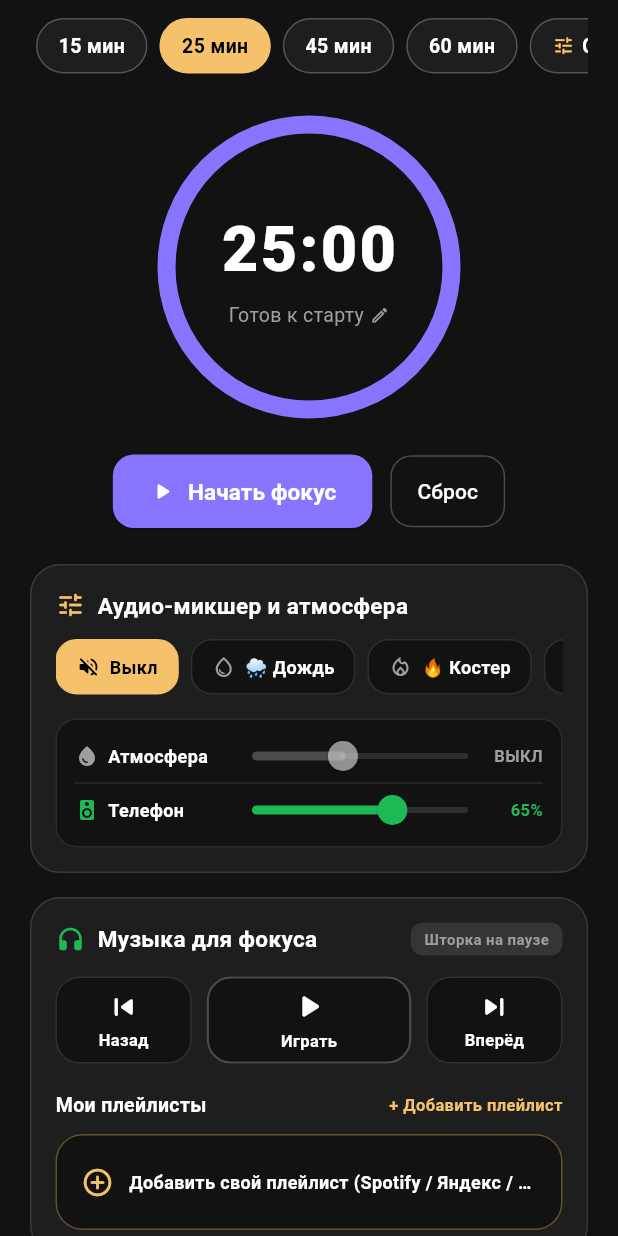
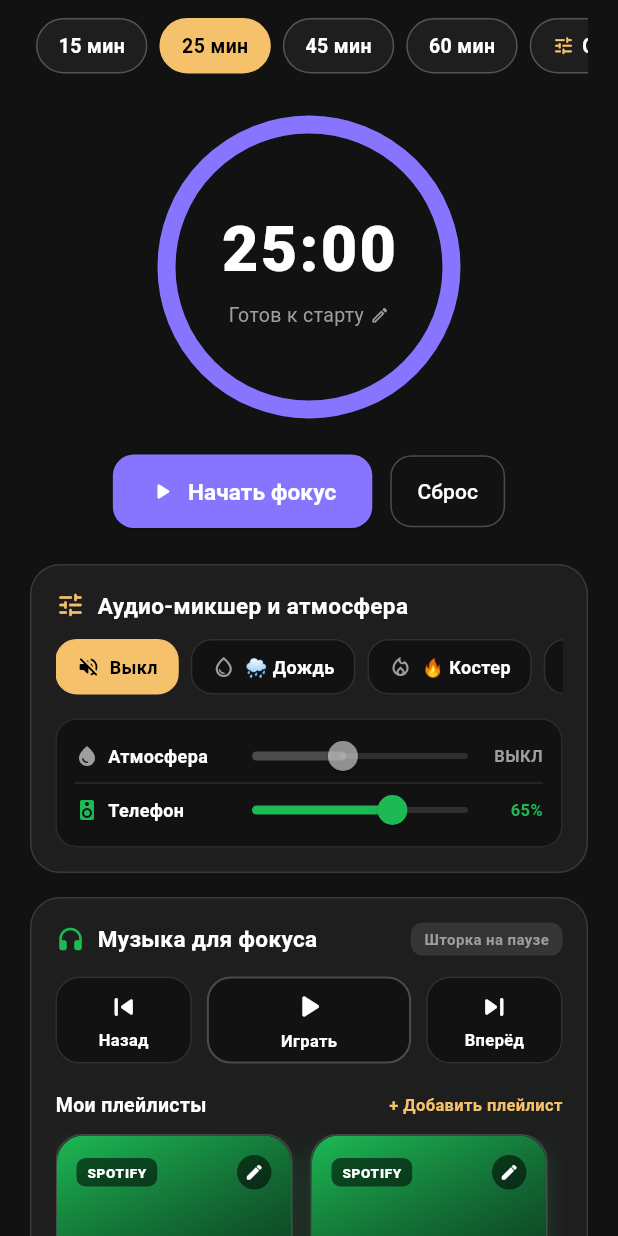
Before and after one commit to helltrilla/todo, a Flutter app: the FocusTabView widget shown alone on an empty page, opened directly, on a phone screen of 412 x 824 dp. Run offline on Flutter 3.47's test engine with Material 3 defaults, Android fonts, the phone set to English and light mode, and no system bars; our stand-ins replace go_router, google_fonts, shared_preferences, speech_to_text; accounts and stored records are empty; network calls fail.

```diff
--- a/lib/features/tasks/presentation/screens/home_screen.dart
+++ b/lib/features/tasks/presentation/screens/home_screen.dart
@@ -36,7 +36,6 @@ class _HomeScreenState extends State<HomeScreen> {
     super.initState();
     WidgetsBinding.instance.addPostFrameCallback((_) {
       context.read<TaskController>().load();
-      NotificationService.instance.requestPermissions();
       NotificationService.instance.registerQuickActionHandler(
         _handleQuickAction,
       );
--- a/lib/features/tasks/presentation/widgets/focus_tab_view.dart
+++ b/lib/features/tasks/presentation/widgets/focus_tab_view.dart
@@ -82,7 +82,8 @@ class _UserPlaylist {
 
 /// Listodo Focus Mode (Pomodoro Timer + Ambient Mixer + Spotify/Music Hub) tab view.
 class FocusTabView extends StatefulWidget {
-  const FocusTabView({super.key});
+  final double initialScrollOffset;
+  const FocusTabView({super.key, this.initialScrollOffset = 0.0});
 
   @override
   State<FocusTabView> createState() => _FocusTabViewState();
@@ -111,6 +112,7 @@ class _FocusTabViewState extends State<FocusTabView>
   bool _isRunning = false;
   Timer? _timer;
   int? _focusedTaskId;
+  late final ScrollController _scrollController;
 
   String _ambientSound = 'off';
   double _ambientVolume = 0.45;
@@ -122,6 +124,9 @@ class _FocusTabViewState extends State<FocusTabView>
   @override
   void initState() {
     super.initState();
+    _scrollController = ScrollController(
+      initialScrollOffset: widget.initialScrollOffset,
+    );
     WidgetsBinding.instance.addObserver(this);
     _remainingSeconds = _selectedMinutes * 60;
     _loadSavedPlaylists();
@@ -191,6 +196,32 @@ class _FocusTabViewState extends State<FocusTabView>
           ),
         );
       }
+    }
+
+    if (loaded.isEmpty) {
+      loaded.addAll([
+        const _UserPlaylist(
+          id: 'preset_lofi',
+          title: 'Lo-Fi Beats',
+          url: 'https://open.spotify.com/playlist/0vvXsWCC9xrXsKd4FyS8kM',
+        ),
+        const _UserPlaylist(
+          id: 'preset_deep_focus',
+          title: 'Deep Focus',
+          url: 'https://open.spotify.com/playlist/37i9dQZF1DWZeKCadgRdKQ',
+        ),
+        const _UserPlaylist(
+          id: 'preset_synthwave',
+          title: 'Synthwave Chill',
+          url: 'https://open.spotify.com/playlist/37i9dQZF1DXdLEN7aqioXM',
+        ),
+        const _UserPlaylist(
+          id: 'preset_apple_piano',
+          title: 'Peaceful Piano',
+          url:
+              'https://music.apple.com/playlist/peaceful-piano/pl.784d5da438a04b76a08ec2284920fe14',
+        ),
+      ]);
     }
 
     final savedMins = prefs.getInt(_focusSelectedMinutesKey);
@@ -312,6 +343,7 @@ class _FocusTabViewState extends State<FocusTabView>
   void dispose() {
     _timer?.cancel();
     _playbackPollTimer?.cancel();
+    _scrollController.dispose();
     WidgetsBinding.instance.removeObserver(this);
     NotificationService.instance.setAmbientSound(sound: 'off');
     super.dispose();
@@ -987,6 +1019,7 @@ class _FocusTabViewState extends State<FocusTabView>
         : 0.0;
 
     return ListView(
+      controller: _scrollController,
       padding: const EdgeInsets.symmetric(horizontal: 20, vertical: 12),
       children: [
         // Preset duration selector
```
Also changed, not shown: lib/features/tasks/presentation/widgets/profile_tab_view.dart (+26 -3 lines), 5 other files.
